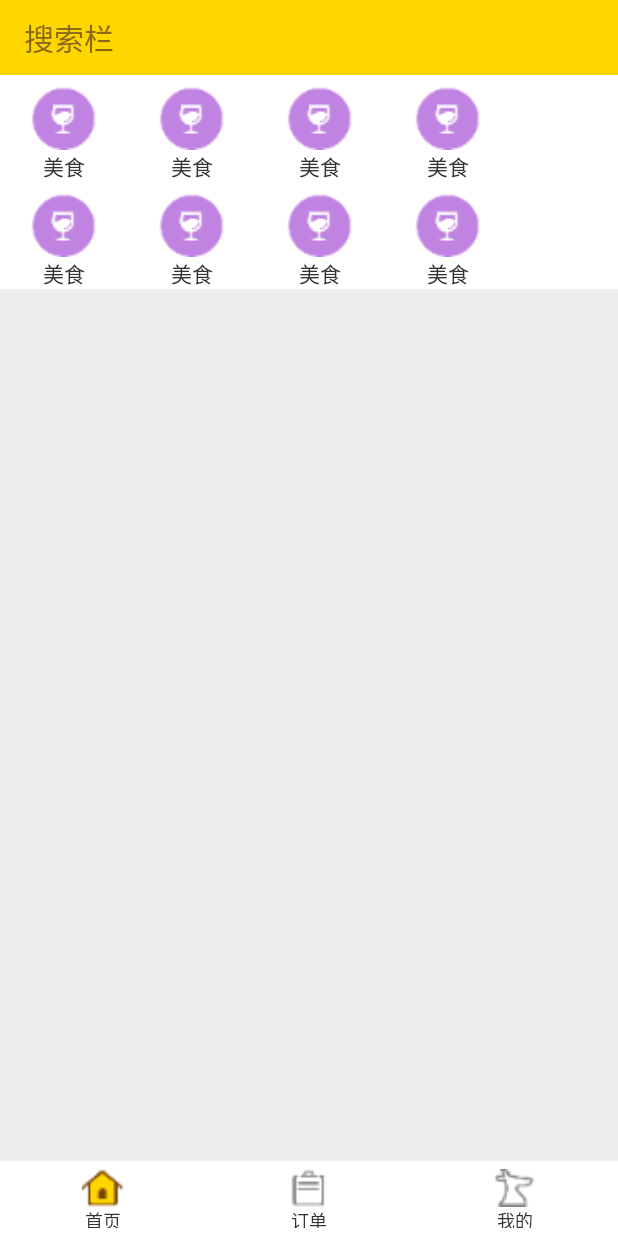
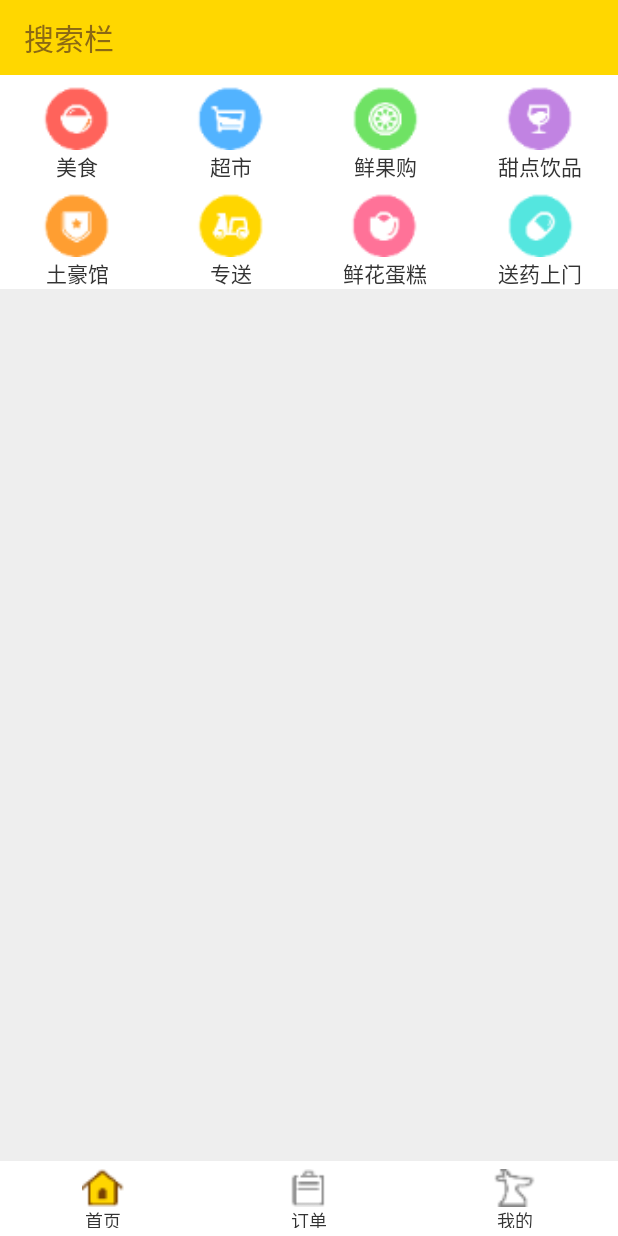
Before and after one commit to 0xLLLLH/Takeaway_android, an Android app: the screen it shows after launch (MainActivity), on a phone screen of 412 x 824 dp. Run offline under Robolectric (Android 15) with nearby library versions, the phone set to English and light mode, and no system bars.

Commit message:
Modify entries in homepage

```diff
--- a/app/src/main/res/layout/homepage_entries.xml
+++ b/app/src/main/res/layout/homepage_entries.xml
@@ -5,24 +5,22 @@
     android:layout_height="wrap_content"
     android:layout_marginBottom="10dp"
     android:elevation="1dp">
-    <GridLayout
-        android:rowCount="2"
-        android:columnCount="4"
+    <LinearLayout
+        android:orientation="horizontal"
         android:layout_width="match_parent"
         android:layout_height="wrap_content"
         android:background="@android:color/white"
         android:elevation="1dp">
         <LinearLayout
-            android:layout_width="wrap_content"
+            android:layout_width="0dp"
             android:layout_height="wrap_content"
-            android:layout_row="0"
-            android:layout_column="0"
+            android:layout_weight="1"
             android:orientation="vertical">
             <ImageView
                 android:layout_gravity="center"
                 android:layout_width="85dp"
                 android:layout_height="50dp"
-                android:src="@mipmap/vf"
+                android:src="@mipmap/vk"
                 android:contentDescription="美食"/>
             <TextView
                 android:gravity="center"
@@ -31,131 +29,130 @@
                 android:text="美食"/>
         </LinearLayout>
         <LinearLayout
-            android:layout_width="wrap_content"
+            android:layout_width="0dp"
             android:layout_height="wrap_content"
-            android:layout_row="0"
-            android:layout_column="1"
+            android:layout_weight="1"
+            android:orientation="vertical">
+            <ImageView
+                android:layout_gravity="center"
+                android:layout_width="85dp"
+                android:layout_height="50dp"
+                android:src="@mipmap/vl"
+                android:contentDescription="超市"/>
+            <TextView
+                android:gravity="center"
+                android:layout_width="match_parent"
+                android:layout_height="wrap_content"
+                android:text="超市"/>
+        </LinearLayout>
+        <LinearLayout
+            android:layout_width="0dp"
+            android:layout_height="wrap_content"
+            android:layout_weight="1"
+            android:orientation="vertical">
+            <ImageView
+                android:layout_gravity="center"
+                android:layout_width="85dp"
+                android:layout_height="50dp"
+                android:src="@mipmap/vh"
+                android:contentDescription="鲜果购"/>
+            <TextView
+                android:gravity="center"
+                android:layout_width="match_parent"
+                android:layout_height="wrap_content"
+                android:text="鲜果购"/>
+        </LinearLayout>
+        <LinearLayout
+            android:layout_width="0dp"
+            android:layout_height="wrap_content"
+            android:layout_weight="1"
             android:orientation="vertical">
             <ImageView
                 android:layout_gravity="center"
                 android:layout_width="85dp"
                 android:layout_height="50dp"
                 android:src="@mipmap/vf"
-                android:contentDescription="美食"/>
+                android:contentDescription="甜点饮品"/>
             <TextView
                 android:gravity="center"
                 android:layout_width="match_parent"
                 android:layout_height="wrap_content"
-                android:text="美食"/>
+                android:text="甜点饮品"/>
         </LinearLayout>
+    </LinearLayout>
+    <LinearLayout
+        android:orientation="horizontal"
+        android:layout_width="match_parent"
+        android:layout_height="wrap_content"
+        android:background="@android:color/white"
+        android:elevation="1dp">
         <LinearLayout
-            android:layout_width="wrap_content"
+            android:layout_width="0dp"
             android:layout_height="wrap_content"
-            android:layout_row="0"
-            android:layout_column="2"
+            android:layout_weight="1"
             android:orientation="vertical">
             <ImageView
                 android:layout_gravity="center"
                 android:layout_width="85dp"
                 android:layout_height="50dp"
-                android:src="@mipmap/vf"
-                android:contentDescription="美食"/>
+                android:src="@mipmap/ve"
+                android:contentDescription="土豪馆"/>
             <TextView
                 android:gravity="center"
                 android:layout_width="match_parent"
                 android:layout_height="wrap_content"
-                android:text="美食"/>
+                android:text="土豪馆"/>
         </LinearLayout>
         <LinearLayout
-            android:layout_width="wrap_content"
+            android:layout_width="0dp"
             android:layout_height="wrap_content"
-            android:layout_row="0"
-            android:layout_column="3"
+            android:layout_weight="1"
             android:orientation="vertical">
             <ImageView
                 android:layout_gravity="center"
                 android:layout_width="85dp"
                 android:layout_height="50dp"
-                android:src="@mipmap/vf"
-                android:contentDescription="美食"/>
+                android:src="@mipmap/vj"
+                android:contentDescription="专送"/>
             <TextView
                 android:gravity="center"
                 android:layout_width="match_parent"
                 android:layout_height="wrap_content"
-                android:text="美食"/>
+                android:text="专送"/>
         </LinearLayout>
-
         <LinearLayout
-            android:layout_width="wrap_content"
+            android:layout_width="0dp"
             android:layout_height="wrap_content"
-            android:layout_row="1"
-            android:layout_column="0"
+            android:layout_weight="1"
             android:orientation="vertical">
             <ImageView
                 android:layout_gravity="center"
                 android:layout_width="85dp"
                 android:layout_height="50dp"
-                android:src="@mipmap/vf"
-                android:contentDescription="美食"/>
+                android:src="@mipmap/vg"
+                android:contentDescription="鲜花蛋糕"/>
             <TextView
                 android:gravity="center"
                 android:layout_width="match_parent"
                 android:layout_height="wrap_content"
-                android:text="美食"/>
+                android:text="鲜花蛋糕"/>
         </LinearLayout>
         <LinearLayout
-            android:layout_width="wrap_content"
+            android:layout_width="0dp"
             android:layout_height="wrap_content"
-            android:layout_row="1"
-            android:layout_column="1"
+            android:layout_weight="1"
             android:orientation="vertical">
             <ImageView
                 android:layout_gravity="center"
                 android:layout_width="85dp"
                 android:layout_height="50dp"
-                android:src="@mipmap/vf"
-                android:contentDescription="美食"/>
+                android:src="@mipmap/vi"
+                android:contentDescription="送药上门"/>
             <TextView
                 android:gravity="center"
                 android:layout_width="match_parent"
                 android:layout_height="wrap_content"
-                android:text="美食"/>
+                android:text="送药上门"/>
         </LinearLayout>
-        <LinearLayout
-            android:layout_width="wrap_content"
-            android:layout_height="wrap_content"
-            android:layout_row="1"
-            android:layout_column="2"
-            android:orientation="vertical">
-            <ImageView
-                android:layout_gravity="center"
-                android:layout_width="85dp"
-                android:layout_height="50dp"
-                android:src="@mipmap/vf"
-                android:contentDescription="美食"/>
-            <TextView
-                android:gravity="center"
-                android:layout_width="match_parent"
-                android:layout_height="wrap_content"
-                android:text="美食"/>
-        </LinearLayout>
-        <LinearLayout
-            android:layout_width="wrap_content"
-            android:layout_height="wrap_content"
-            android:layout_row="1"
-            android:layout_column="3"
-            android:orientation="vertical">
-            <ImageView
-                android:layout_gravity="center"
-                android:layout_width="85dp"
-                android:layout_height="50dp"
-                android:src="@mipmap/vf"
-                android:contentDescription="美食"/>
-            <TextView
-                android:gravity="center"
-                android:layout_width="match_parent"
-                android:layout_height="wrap_content"
-                android:text="美食"/>
-        </LinearLayout>
-    </GridLayout>
+    </LinearLayout>
 </LinearLayout>
```
